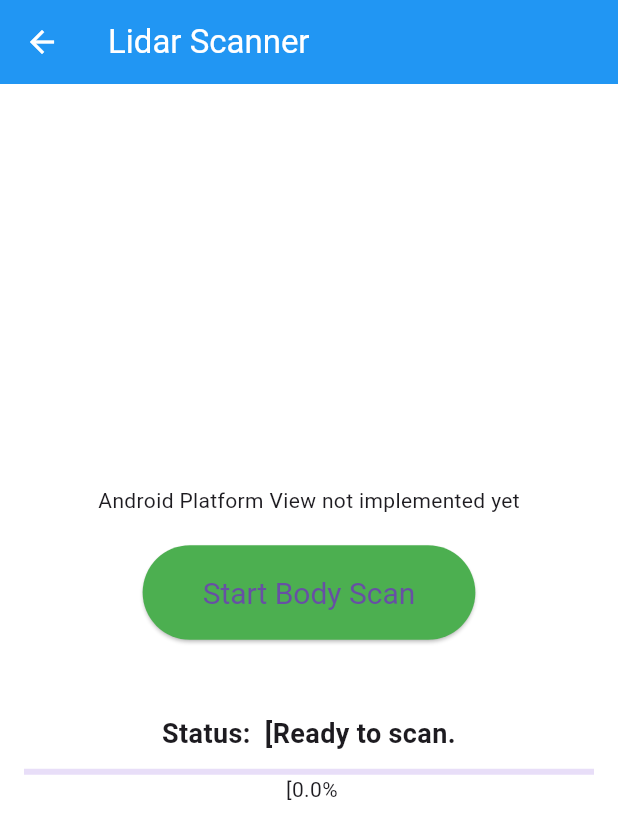
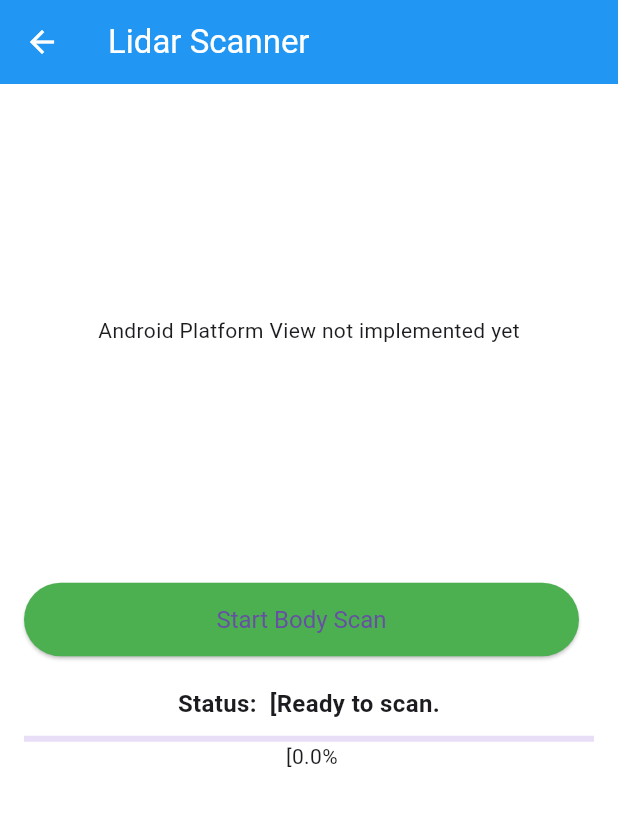
Before and after one commit to flashBombHack/Sizemet_App, a Flutter app: the LidarScannerScreen screen opened by its route, on a phone screen of 412 x 824 dp. Shown: the top 839 px of the screen. Run offline on Flutter 3.47's test engine with Material 3 defaults, Android fonts, the phone set to English and light mode, and no system bars; our stand-ins replace firebase_auth, firebase_core, flutter_svg, google_fonts, google_sign_in, shared_preferences and 1 more; accounts and stored records are empty.

Commit message:
Update for screens renderflex

```diff
--- a/lib/screens/lidar_scanner_screen.dart
+++ b/lib/screens/lidar_scanner_screen.dart
@@ -111,11 +111,10 @@ class _LidarScannerScreenState extends State<LidarScannerScreen> {
       appBar: AppBar(
         title: const Text('Lidar Scanner'),
       ),
-      body: Center(
+      body: SafeArea(
         child: Padding(
           padding: const EdgeInsets.all(16.0),
           child: Column(
-            mainAxisAlignment: MainAxisAlignment.center,
             children: <Widget>[
               if (defaultTargetPlatform == TargetPlatform.iOS)
                 Expanded(
@@ -127,57 +126,76 @@ class _LidarScannerScreenState extends State<LidarScannerScreen> {
                   ),
                 )
               else if (defaultTargetPlatform == TargetPlatform.android)
-                const Text('Android Platform View not implemented yet'),
+                const Expanded(
+                  child: Center(
+                    child: Text('Android Platform View not implemented yet'),
+                  ),
+                ),
               const SizedBox(height: 20),
-              ElevatedButton(
+              Row(
+                mainAxisAlignment: MainAxisAlignment.spaceEvenly,
+                children: [
+                  Expanded(
+                    child: ElevatedButton(
                       onPressed: _isScanning ? null : _startScan,
                       style: ElevatedButton.styleFrom(
                         backgroundColor: Colors.green,
-                  padding: const EdgeInsets.symmetric(horizontal: 40, vertical: 20),
-                  textStyle: const TextStyle(fontSize: 20),
+                        padding: const EdgeInsets.symmetric(horizontal: 20, vertical: 15),
+                        textStyle: const TextStyle(fontSize: 16),
                       ),
                       child: const Text('Start Body Scan'),
                     ),
-              const SizedBox(height: 20),
+                  ),
+                  const SizedBox(width: 10),
                   if (_isScanning)
-                ElevatedButton(
+                    Expanded(
+                      child: ElevatedButton(
                         onPressed: _stopScan,
                         style: ElevatedButton.styleFrom(
                           backgroundColor: Colors.red,
-                    padding: const EdgeInsets.symmetric(horizontal: 40, vertical: 20),
-                    textStyle: const TextStyle(fontSize: 20),
+                          padding: const EdgeInsets.symmetric(horizontal: 20, vertical: 15),
+                          textStyle: const TextStyle(fontSize: 16),
                         ),
                         child: const Text('Stop Scan'),
                       ),
-              const SizedBox(height: 30),
-              Text(
+                    ),
+                ],
+              ),
+              const SizedBox(height: 20),
+              Flexible(
+                child: Text(
                   'Status:  [${_statusMessage}',
-                style: const TextStyle(fontSize: 18, fontWeight: FontWeight.bold),
+                  style: const TextStyle(fontSize: 16, fontWeight: FontWeight.bold),
                   textAlign: TextAlign.center,
+                ),
               ),
               const SizedBox(height: 10),
               LinearProgressIndicator(value: _progress),
               Text(' [${(_progress * 100).toStringAsFixed(1)}%'),
               const SizedBox(height: 20),
               if (_errorMessage.isNotEmpty)
-                Text(
+                Flexible(
+                  child: Text(
                     _errorMessage,
-                  style: const TextStyle(color: Colors.red, fontSize: 16),
+                    style: const TextStyle(color: Colors.red, fontSize: 14),
                     textAlign: TextAlign.center,
                   ),
+                ),
               if (_usdzPath != null)
-                Column(
+                Flexible(
+                  child: Column(
                     children: [
                       const Text(
                         'Scan Result (USDZ):',
-                      style: TextStyle(fontSize: 18, fontWeight: FontWeight.bold),
+                        style: TextStyle(fontSize: 16, fontWeight: FontWeight.bold),
                       ),
                       SelectableText(
                         _usdzPath!,
-                      style: const TextStyle(fontSize: 16, color: Colors.blue),
+                        style: const TextStyle(fontSize: 14, color: Colors.blue),
                         textAlign: TextAlign.center,
                       ),
                     ],
+                  ),
                 ),
             ],
           ),
```
Also changed, not shown: lib/screens/auth/sign_in_screen.dart (+17 -5 lines), lib/screens/auth/sign_up_screen.dart (+18 -6 lines), lib/screens/onboarding/onboarding_measurement_screen.dart (+18 -7 lines), lib/screens/onboarding/onboarding_result_screen.dart (+6 -2 lines), lib/screens/onboarding/onboarding_welcome_screen.dart (+6 -3 lines), lib/screens/onboarding_start_screen.dart (+10 -2 lines), lib/screens/onboarding_steps/clothing_guidelines_screen.dart (+12 -5 lines), lib/screens/onboarding_steps/color_guidelines_screen.dart (+12 -4 lines), lib/screens/onboarding_steps/gender_selection_screen.dart (+9 -5 lines), lib/screens/onboarding_steps/lighting_guidelines_screen.dart (+12 -5 lines), lib/screens/onboarding_steps/positioning_guidance_screen.dart (+11 -3 lines), lib/screens/onboarding_steps/scanning_method_screen.dart (+20 -5 lines), lib/screens/results_screen.dart (+10 -2 lines), lib/screens/splash_screen.dart (+6 -2 lines). Lines whose indentation alone changed are shown as unchanged.
